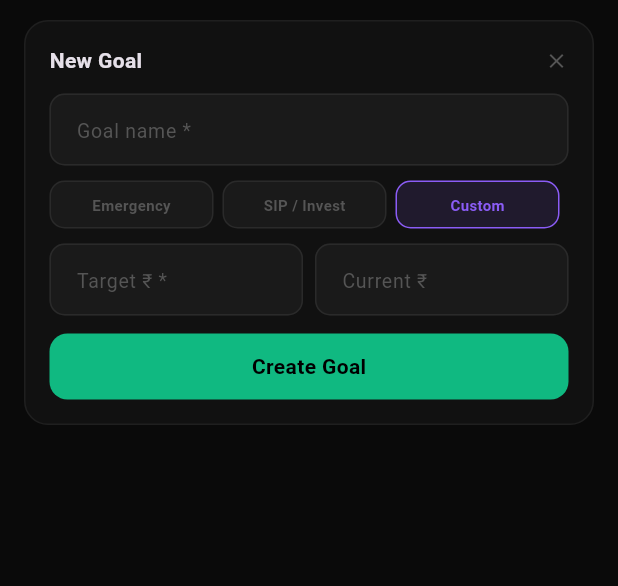
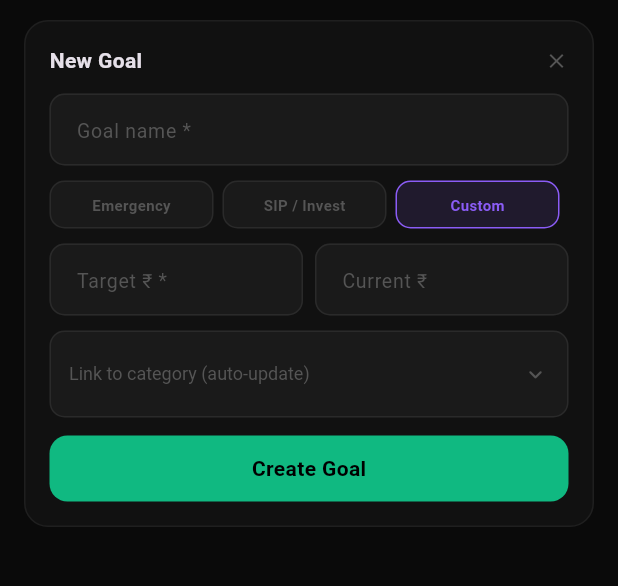
Before and after one commit to Shashwat-Akhilesh-Shukla/FinGoals, a Flutter app: the GoalsScreen screen opened directly, after a tap on "New Goal", on a phone screen of 412 x 824 dp, the part 91-677 px from its top. Run offline on Flutter 3.47's test engine with Material 3 defaults, Android fonts, the phone set to English and light mode, and no system bars; Roboto replaces fonts that are missing (RobotoMono).

Commit message:
feat: auto-update goals from linked transaction categories

```diff
--- a/mobile/my_app/lib/api.dart
+++ b/mobile/my_app/lib/api.dart
@@ -55,6 +55,7 @@ class Api {
     newTx['id'] = maxId + 1;
     txs.add(newTx);
     await LocalStorage.saveTransactions();
+    await _syncLinkedGoals();
     return newTx;
   }
 
@@ -70,6 +71,7 @@ class Api {
     });
     txs[index] = updated;
     await LocalStorage.saveTransactions();
+    await _syncLinkedGoals();
     return updated;
   }
 
@@ -77,6 +79,7 @@ class Api {
     final txs = await LocalStorage.getTransactions();
     txs.removeWhere((tx) => tx['id'] == id);
     await LocalStorage.saveTransactions();
+    await _syncLinkedGoals();
   }
 
   // ── Categories ────────────────────────────────
@@ -179,6 +182,34 @@ class Api {
       "investment_rate": ir,
       "essential_ratio": er,
     };
+  }
+
+  // ── Goal Auto-Sync Helpers ────────────────────
+  /// Returns the all-time sum of transactions matching a given category name.
+  static Future<double> _computeLinkedAmount(String category) async {
+    final txs = await LocalStorage.getTransactions();
+    double total = 0;
+    for (final tx in txs) {
+      if ((tx['category'] as String? ?? '') == category) {
+        total += (tx['amount'] as num? ?? 0).toDouble();
+      }
+    }
+    return double.parse(total.toStringAsFixed(2));
+  }
+
+  /// Recalculates and persists current_amount for all goals that have a linked_category.
+  static Future<void> _syncLinkedGoals() async {
+    final goals = await LocalStorage.getGoals();
+    bool changed = false;
+    for (int i = 0; i < goals.length; i++) {
+      final cat = goals[i]['linked_category'] as String?;
+      if (cat != null && cat.isNotEmpty) {
+        final computed = await _computeLinkedAmount(cat);
+        goals[i]['current_amount'] = computed;
+        changed = true;
+      }
+    }
+    if (changed) await LocalStorage.saveGoals();
   }
 
   // ── Analytics ─────────────────────────────────
@@ -300,6 +331,8 @@ class Api {
   // ── Goals ─────────────────────────────────────
   static Future<List<dynamic>> getGoals() async {
     final goals = await LocalStorage.getGoals();
+    // Sync any linked goals before returning so the UI always has fresh data.
+    await _syncLinkedGoals();
     return goals.map((g) {
       final target = (g['target_amount'] as num? ?? 0).toDouble();
       final current = (g['current_amount'] as num? ?? 0).toDouble();
@@ -309,6 +342,7 @@ class Api {
         'id': g['id'],
         'name': g['name'],
         'type': g['type'],
+        'linked_category': g['linked_category'],
         'target_amount': target,
         'current_amount': current,
         'monthly_target': (g['monthly_target'] as num? ?? 0).toDouble(),
--- a/mobile/my_app/lib/screens/goals_screen.dart
+++ b/mobile/my_app/lib/screens/goals_screen.dart
@@ -259,7 +259,30 @@ class _GoalCardState extends State<_GoalCard> {
           ],
           const SizedBox(height: 10),
 
-          // Quick add
+          // Linked auto-update badge OR manual quick-add
+          if (g['linked_category'] != null && (g['linked_category'] as String).isNotEmpty)
+            Container(
+              padding: const EdgeInsets.symmetric(horizontal: 12, vertical: 8),
+              decoration: BoxDecoration(
+                color: const Color(0xFF10b981).withOpacity(0.08),
+                border: Border.all(color: const Color(0xFF10b981).withOpacity(0.25)),
+                borderRadius: BorderRadius.circular(8),
+              ),
+              child: Row(
+                children: [
+                  const Icon(Icons.bolt_rounded, size: 13, color: Color(0xFF10b981)),
+                  const SizedBox(width: 6),
+                  Expanded(
+                    child: Text(
+                      'AUTO · linked to "${g['linked_category']}"',
+                      style: const TextStyle(fontSize: 11, fontWeight: FontWeight.w600, color: Color(0xFF10b981), fontFamily: 'monospace'),
+                    ),
+                  ),
+                ],
+              ),
+            )
+          else
+            // Quick add (manual)
             Row(
               children: [
                 Expanded(
@@ -313,11 +336,29 @@ class _GoalForm extends StatefulWidget {
 
 class _GoalFormState extends State<_GoalForm> {
   String _type = 'custom';
+  String? _linkedCategory;
+  List<String> _linkableCategories = [];
   final _nameCtrl    = TextEditingController();
   final _targetCtrl  = TextEditingController();
   final _currentCtrl = TextEditingController();
   final _monthlyCtrl = TextEditingController();
   bool _saving = false;
+
+  @override
+  void initState() {
+    super.initState();
+    _loadCategories();
+  }
+
+  Future<void> _loadCategories() async {
+    final cats = await Api.getCategories();
+    // Only show savings & investment categories as linkable targets
+    final filtered = cats
+        .where((c) => (c['bucket'] as String? ?? '') == 'savings' || (c['bucket'] as String? ?? '') == 'investments')
+        .map((c) => c['name'] as String)
+        .toList();
+    if (mounted) setState(() => _linkableCategories = filtered);
+  }
 
   @override
   void dispose() {
@@ -330,10 +371,12 @@ class _GoalFormState extends State<_GoalForm> {
     if (_nameCtrl.text.isEmpty || _targetCtrl.text.isEmpty) return;
     setState(() => _saving = true);
     await widget.onCreate({
-      'name':           _nameCtrl.text,
-      'type':           _type,
-      'target_amount':  double.tryParse(_targetCtrl.text) ?? 0,
-      'current_amount': double.tryParse(_currentCtrl.text) ?? 0,
+      'name':             _nameCtrl.text,
+      'type':             _type,
+      'target_amount':    double.tryParse(_targetCtrl.text) ?? 0,
+      'current_amount':   double.tryParse(_currentCtrl.text) ?? 0,
+      if (_linkedCategory != null && _linkedCategory!.isNotEmpty)
+        'linked_category': _linkedCategory,
       if (_type == 'sip' && _monthlyCtrl.text.isNotEmpty)
         'monthly_target': double.tryParse(_monthlyCtrl.text),
     });
@@ -396,6 +439,41 @@ class _GoalFormState extends State<_GoalForm> {
             const SizedBox(height: 10),
             TextField(controller: _monthlyCtrl, keyboardType: const TextInputType.numberWithOptions(decimal: true), decoration: const InputDecoration(hintText: 'Monthly target ₹')),
           ],
+          const SizedBox(height: 10),
+          // Link Category dropdown
+          if (_linkableCategories.isNotEmpty) ...[
+            Container(
+              padding: const EdgeInsets.symmetric(horizontal: 12, vertical: 4),
+              decoration: BoxDecoration(
+                color: const Color(0xFF1a1a1a),
+                border: Border.all(color: const Color(0xFF2a2a2a)),
+                borderRadius: BorderRadius.circular(10),
+              ),
+              child: DropdownButton<String>(
+                value: _linkedCategory,
+                isExpanded: true,
+                underline: const SizedBox(),
+                dropdownColor: const Color(0xFF1a1a1a),
+                hint: const Text('Link to category (auto-update)', style: TextStyle(fontSize: 12, color: Color(0xFF555555))),
+                style: const TextStyle(fontSize: 12, color: Colors.white),
+                icon: const Icon(Icons.keyboard_arrow_down_rounded, color: Color(0xFF555555), size: 18),
+                items: [
+                  const DropdownMenuItem<String>(value: '', child: Text('No link (manual)', style: TextStyle(fontSize: 12, color: Color(0xFF555555)))),
+                  ..._linkableCategories.map((cat) => DropdownMenuItem<String>(
+                    value: cat,
+                    child: Row(
+                      children: [
+                        const Icon(Icons.bolt_rounded, size: 12, color: Color(0xFF10b981)),
+                        const SizedBox(width: 6),
+                        Text(cat, style: const TextStyle(fontSize: 12)),
+                      ],
+                    ),
+                  )),
+                ],
+                onChanged: (val) => setState(() => _linkedCategory = (val == null || val.isEmpty) ? null : val),
+              ),
+            ),
+          ],
           const SizedBox(height: 12),
           GestureDetector(
             onTap: _saving ? null : _submit,
```
Also changed, not shown: 1 other file. Lines whose indentation alone changed are shown as unchanged.
